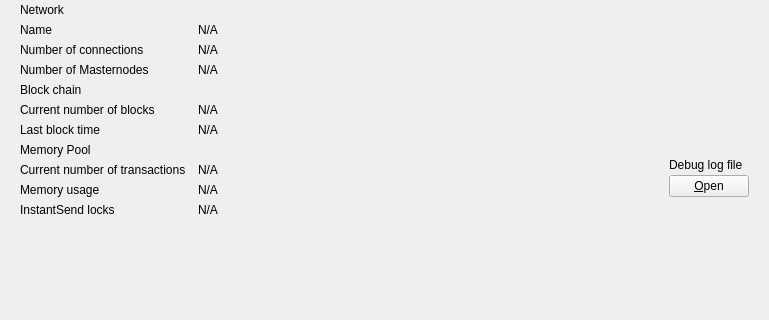
First picture: the form in src/qt/forms/debugwindow.ui, repository xdustinface/dash, before the edit; both pictures show x 0 to 769 and y 165 to 485 of the 769 by 485 pixel window.
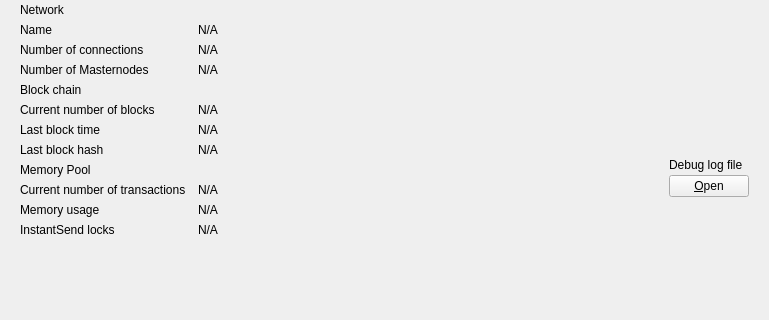
Second picture: the form after the edit. Icons and pictures are not drawn. Custom widgets are drawn as their Qt base class.

Commit message:
[QT] Add last block hash to debug ui
Trivial addition to display last block hash next to last block time

```diff
--- a/src/qt/forms/debugwindow.ui
+++ b/src/qt/forms/debugwindow.ui
@@ -351,20 +351,34 @@
         </widget>
        </item>
        <item row="13" column="0">
+        <widget class="QLabel" name="lastBlockHashLabel">
+         <property name="text">
+          <string>Last block hash</string>
+         </property>
+        </widget>
+       </item>
+       <item row="13" column="1">
+        <widget class="QLabel" name="lastBlockHash">
+         <property name="text">
+          <string>N/A</string>
+         </property>
+        </widget>
+       </item>
+       <item row="14" column="0">
         <widget class="QLabel" name="labelMempoolTitle">
          <property name="text">
           <string>Memory Pool</string>
          </property>
         </widget>
        </item>
-       <item row="14" column="0">
+       <item row="15" column="0">
         <widget class="QLabel" name="labelNumberOfTransactions">
          <property name="text">
           <string>Current number of transactions</string>
          </property>
         </widget>
        </item>
-       <item row="14" column="1">
+       <item row="15" column="1">
         <widget class="QLabel" name="mempoolNumberTxs">
          <property name="cursor">
           <cursorShape>IBeamCursor</cursorShape>
@@ -380,14 +394,14 @@
          </property>
         </widget>
        </item>
-       <item row="15" column="0">
+       <item row="16" column="0">
         <widget class="QLabel" name="labelMemoryUsage">
          <property name="text">
           <string>Memory usage</string>
          </property>
         </widget>
        </item>
-       <item row="15" column="1">
+       <item row="16" column="1">
         <widget class="QLabel" name="mempoolSize">
          <property name="cursor">
           <cursorShape>IBeamCursor</cursorShape>
@@ -443,7 +457,7 @@
          </item>
         </layout>
        </item>
-       <item row="17" column="0">
+       <item row="18" column="0">
         <spacer name="verticalSpacer">
          <property name="orientation">
           <enum>Qt::Vertical</enum>
@@ -456,14 +470,14 @@
          </property>
         </spacer>
        </item>
-       <item row="16" column="0">
+       <item row="17" column="0">
         <widget class="QLabel" name="labelInstantSendLockCount">
          <property name="text">
           <string>InstantSend locks</string>
          </property>
         </widget>
        </item>
-       <item row="16" column="1">
+       <item row="17" column="1">
         <widget class="QLabel" name="instantSendLockCount">
          <property name="cursor">
           <cursorShape>IBeamCursor</cursorShape>
```
The commit also changes 4 other files.
